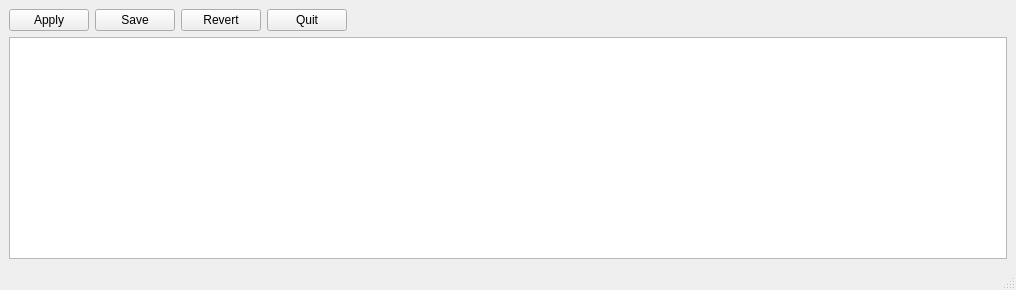
pcdshub/IocManager, file ioc.ui: the form before one commit.
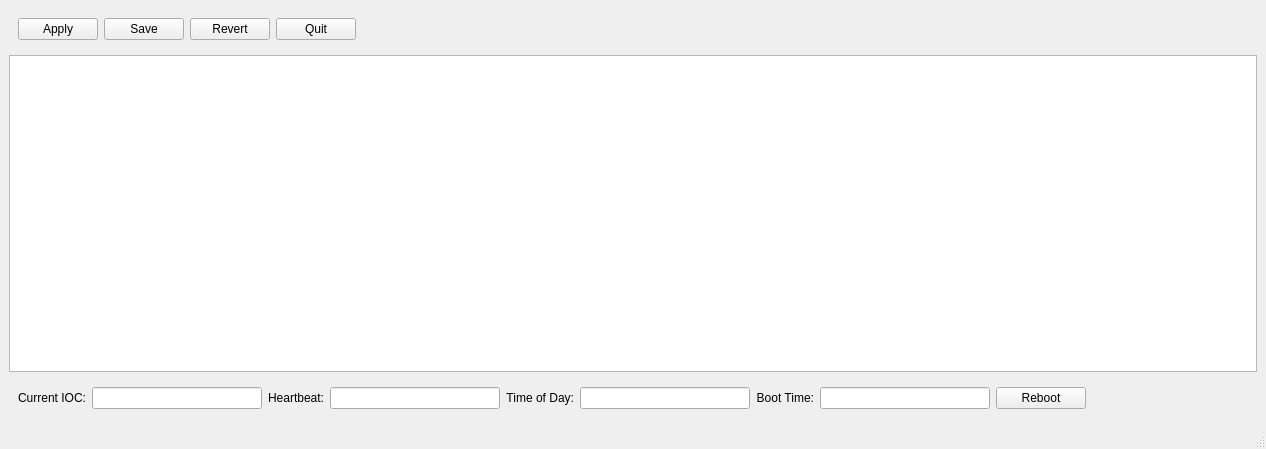
The form after the commit.

Diff of the .ui file:
```diff
--- a/ioc.ui
+++ b/ioc.ui
@@ -6,57 +6,295 @@
    <rect>
     <x>0</x>
     <y>0</y>
-    <width>1016</width>
-    <height>290</height>
+    <width>1266</width>
+    <height>449</height>
    </rect>
   </property>
   <property name="windowTitle">
    <string>MainWindow</string>
   </property>
   <widget class="QWidget" name="centralwidget">
-   <layout class="QGridLayout" name="gridLayout">
-    <item row="0" column="0">
-     <widget class="QPushButton" name="applyButton">
-      <property name="text">
-       <string>Apply</string>
+   <layout class="QVBoxLayout" name="verticalLayout">
+    <item>
+     <widget class="QWidget" name="widget" native="true">
+      <property name="sizePolicy">
+       <sizepolicy hsizetype="Preferred" vsizetype="Fixed">
+        <horstretch>0</horstretch>
+        <verstretch>0</verstretch>
+       </sizepolicy>
       </property>
+      <layout class="QHBoxLayout" name="horizontalLayout">
+       <item>
+        <widget class="QPushButton" name="applyButton">
+         <property name="sizePolicy">
+          <sizepolicy hsizetype="Fixed" vsizetype="Fixed">
+           <horstretch>90</horstretch>
+           <verstretch>0</verstretch>
+          </sizepolicy>
+         </property>
+         <property name="text">
+          <string>Apply</string>
+         </property>
+        </widget>
+       </item>
+       <item>
+        <widget class="QPushButton" name="saveButton">
+         <property name="sizePolicy">
+          <sizepolicy hsizetype="Fixed" vsizetype="Fixed">
+           <horstretch>90</horstretch>
+           <verstretch>0</verstretch>
+          </sizepolicy>
+         </property>
+         <property name="text">
+          <string>Save</string>
+         </property>
+        </widget>
+       </item>
+       <item>
+        <widget class="QPushButton" name="revertButton">
+         <property name="sizePolicy">
+          <sizepolicy hsizetype="Fixed" vsizetype="Fixed">
+           <horstretch>90</horstretch>
+           <verstretch>0</verstretch>
+          </sizepolicy>
+         </property>
+         <property name="text">
+          <string>Revert</string>
+         </property>
+        </widget>
+       </item>
+       <item>
+        <widget class="QPushButton" name="quitButton">
+         <property name="sizePolicy">
+          <sizepolicy hsizetype="Fixed" vsizetype="Fixed">
+           <horstretch>90</horstretch>
+           <verstretch>0</verstretch>
+          </sizepolicy>
+         </property>
+         <property name="text">
+          <string>Quit</string>
+         </property>
+        </widget>
+       </item>
+       <item>
+        <spacer name="horizontalSpacer">
+         <property name="orientation">
+          <enum>Qt::Horizontal</enum>
+         </property>
+         <property name="sizeHint" stdset="0">
+          <size>
+           <width>521</width>
+           <height>20</height>
+          </size>
+         </property>
+        </spacer>
+       </item>
+      </layout>
      </widget>
     </item>
-    <item row="0" column="2">
-     <widget class="QPushButton" name="revertButton">
-      <property name="text">
-       <string>Revert</string>
-      </property>
-     </widget>
-    </item>
-    <item row="0" column="3">
-     <widget class="QPushButton" name="quitButton">
-      <property name="text">
-       <string>Quit</string>
-      </property>
-     </widget>
-    </item>
-    <item row="0" column="5">
-     <spacer name="horizontalSpacer">
-      <property name="orientation">
-       <enum>Qt::Horizontal</enum>
-      </property>
-      <property name="sizeHint" stdset="0">
-       <size>
-        <width>521</width>
-        <height>20</height>
-       </size>
-      </property>
-     </spacer>
-    </item>
-    <item row="1" column="0" colspan="6">
+    <item>
      <widget class="QTableView" name="tableView"/>
     </item>
-    <item row="0" column="1">
-     <widget class="QPushButton" name="saveButton">
-      <property name="text">
-       <string>Save</string>
+    <item>
+     <widget class="QWidget" name="widget_2" native="true">
+      <property name="sizePolicy">
+       <sizepolicy hsizetype="Preferred" vsizetype="Fixed">
+        <horstretch>0</horstretch>
+        <verstretch>0</verstretch>
+       </sizepolicy>
       </property>
+      <layout class="QHBoxLayout" name="horizontalLayout_2">
+       <item>
+        <widget class="QLabel" name="label">
+         <property name="sizePolicy">
+          <sizepolicy hsizetype="Fixed" vsizetype="Preferred">
+           <horstretch>120</horstretch>
+           <verstretch>0</verstretch>
+          </sizepolicy>
+         </property>
+         <property name="maximumSize">
+          <size>
+           <width>16777215</width>
+           <height>16777215</height>
+          </size>
+         </property>
+         <property name="layoutDirection">
+          <enum>Qt::LeftToRight</enum>
+         </property>
+         <property name="text">
+          <string>Current IOC:</string>
+         </property>
+         <property name="alignment">
+          <set>Qt::AlignRight|Qt::AlignTrailing|Qt::AlignVCenter</set>
+         </property>
+        </widget>
+       </item>
+       <item>
+        <widget class="QLineEdit" name="IOCname">
+         <property name="sizePolicy">
+          <sizepolicy hsizetype="Fixed" vsizetype="Fixed">
+           <horstretch>170</horstretch>
+           <verstretch>25</verstretch>
+          </sizepolicy>
+         </property>
+         <property name="minimumSize">
+          <size>
+           <width>170</width>
+           <height>0</height>
+          </size>
+         </property>
+         <property name="readOnly">
+          <bool>true</bool>
+         </property>
+        </widget>
+       </item>
+       <item>
+        <widget class="QLabel" name="label_3">
+         <property name="sizePolicy">
+          <sizepolicy hsizetype="Fixed" vsizetype="Preferred">
+           <horstretch>120</horstretch>
+           <verstretch>0</verstretch>
+          </sizepolicy>
+         </property>
+         <property name="layoutDirection">
+          <enum>Qt::LeftToRight</enum>
+         </property>
+         <property name="text">
+          <string>Heartbeat:</string>
+         </property>
+         <property name="alignment">
+          <set>Qt::AlignRight|Qt::AlignTrailing|Qt::AlignVCenter</set>
+         </property>
+        </widget>
+       </item>
+       <item>
+        <widget class="QLineEdit" name="heartbeat">
+         <property name="sizePolicy">
+          <sizepolicy hsizetype="Fixed" vsizetype="Fixed">
+           <horstretch>170</horstretch>
+           <verstretch>25</verstretch>
+          </sizepolicy>
+         </property>
+         <property name="minimumSize">
+          <size>
+           <width>170</width>
+           <height>0</height>
+          </size>
+         </property>
+         <property name="readOnly">
+          <bool>true</bool>
+         </property>
+        </widget>
+       </item>
+       <item>
+        <widget class="QLabel" name="label_2">
+         <property name="sizePolicy">
+          <sizepolicy hsizetype="Fixed" vsizetype="Preferred">
+           <horstretch>120</horstretch>
+           <verstretch>0</verstretch>
+          </sizepolicy>
+         </property>
+         <property name="layoutDirection">
+          <enum>Qt::LeftToRight</enum>
+         </property>
+         <property name="text">
+          <string>Time of Day:</string>
+         </property>
+         <property name="alignment">
+          <set>Qt::AlignRight|Qt::AlignTrailing|Qt::AlignVCenter</set>
+         </property>
+        </widget>
+       </item>
+       <item>
+        <widget class="QLineEdit" name="tod">
+         <property name="sizePolicy">
+          <sizepolicy hsizetype="Fixed" vsizetype="Fixed">
+           <horstretch>170</horstretch>
+           <verstretch>25</verstretch>
+          </sizepolicy>
+         </property>
+         <property name="minimumSize">
+          <size>
+           <width>170</width>
+           <height>0</height>
+          </size>
+         </property>
+         <property name="readOnly">
+          <bool>true</bool>
+         </property>
+        </widget>
+       </item>
+       <item>
+        <widget class="QLabel" name="label_4">
+         <property name="sizePolicy">
+          <sizepolicy hsizetype="Fixed" vsizetype="Preferred">
+           <horstretch>120</horstretch>
+           <verstretch>0</verstretch>
+          </sizepolicy>
+         </property>
+         <property name="layoutDirection">
+          <enum>Qt::LeftToRight</enum>
+         </property>
+         <property name="text">
+          <string>Boot Time:</string>
+         </property>
+         <property name="alignment">
+          <set>Qt::AlignRight|Qt::AlignTrailing|Qt::AlignVCenter</set>
+         </property>
+        </widget>
+       </item>
+       <item>
+        <widget class="QLineEdit" name="boottime">
+         <property name="sizePolicy">
+          <sizepolicy hsizetype="Fixed" vsizetype="Fixed">
+           <horstretch>170</horstretch>
+           <verstretch>25</verstretch>
+          </sizepolicy>
+         </property>
+         <property name="minimumSize">
+          <size>
+           <width>170</width>
+           <height>0</height>
+          </size>
+         </property>
+         <property name="readOnly">
+          <bool>true</bool>
+         </property>
+        </widget>
+       </item>
+       <item>
+        <widget class="QPushButton" name="reboot">
+         <property name="sizePolicy">
+          <sizepolicy hsizetype="Fixed" vsizetype="Fixed">
+           <horstretch>90</horstretch>
+           <verstretch>26</verstretch>
+          </sizepolicy>
+         </property>
+         <property name="minimumSize">
+          <size>
+           <width>90</width>
+           <height>0</height>
+          </size>
+         </property>
+         <property name="text">
+          <string>Reboot</string>
+         </property>
+        </widget>
+       </item>
+       <item>
+        <spacer name="horizontalSpacer_2">
+         <property name="orientation">
+          <enum>Qt::Horizontal</enum>
+         </property>
+         <property name="sizeHint" stdset="0">
+          <size>
+           <width>20</width>
+           <height>20</height>
+          </size>
+         </property>
+        </spacer>
+       </item>
+      </layout>
      </widget>
     </item>
    </layout>
```
Left out of the diff: 2 changed lines with no effect on the pictures.
